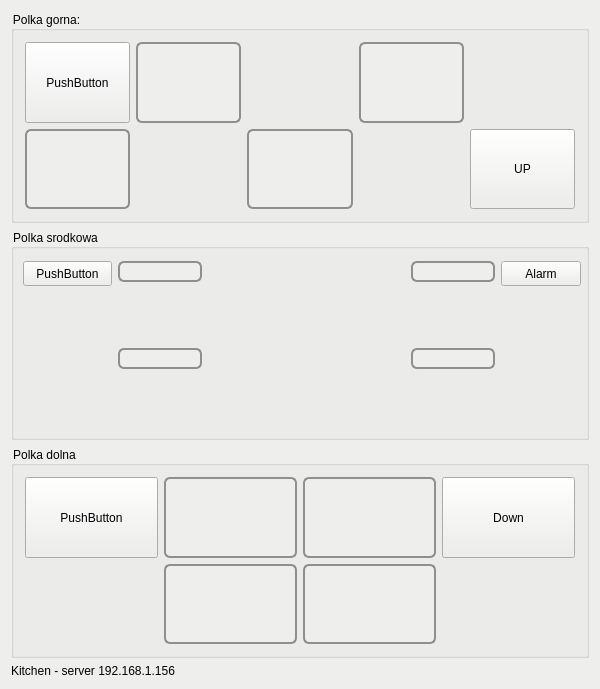
PaulWozny/AA1, file soft/kitchen/guiKitchen/mainwindow.ui: the form before one commit.
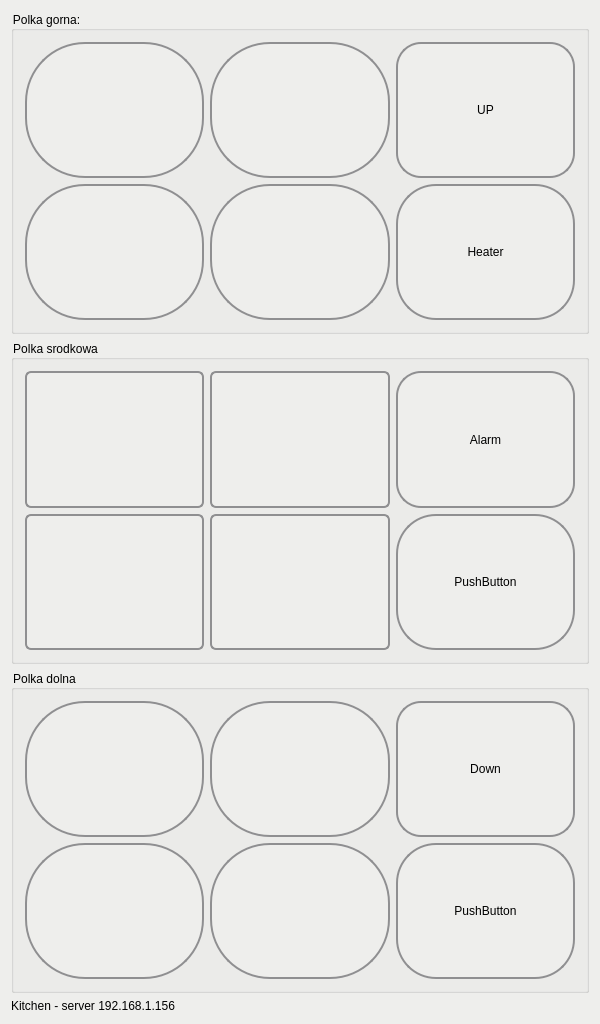
The form after the commit.

The edit to the form file:
```diff
--- a/soft/kitchen/guiKitchen/mainwindow.ui
+++ b/soft/kitchen/guiKitchen/mainwindow.ui
@@ -7,9 +7,15 @@
     <x>0</x>
     <y>0</y>
     <width>600</width>
-    <height>689</height>
+    <height>1024</height>
    </rect>
   </property>
+  <property name="minimumSize">
+   <size>
+    <width>600</width>
+    <height>1024</height>
+   </size>
+  </property>
   <property name="maximumSize">
    <size>
     <width>600</width>
@@ -21,39 +27,210 @@
   </property>
   <property name="styleSheet">
    <string notr="true">background-color: rgb(238, 238, 236);
-border-color: rgb(211, 215, 207);</string>
+</string>
   </property>
   <widget class="QWidget" name="centralWidget">
-   <layout class="QGridLayout" name="gridLayout">
-    <item row="4" column="0">
-     <widget class="QLabel" name="label">
+   <layout class="QGridLayout" name="gridLayout_2">
+    <item row="1" column="0">
+     <widget class="QGroupBox" name="groupBox_middle">
+      <property name="title">
+       <string>Polka srodkowa</string>
+      </property>
+      <layout class="QGridLayout" name="gridLayout_3">
+       <item row="1" column="1">
+        <widget class="QPushButton" name="pushButton_5">
       <property name="sizePolicy">
-       <sizepolicy hsizetype="Preferred" vsizetype="Fixed">
+          <sizepolicy hsizetype="Preferred" vsizetype="Preferred">
         <horstretch>0</horstretch>
         <verstretch>0</verstretch>
        </sizepolicy>
       </property>
+         <property name="styleSheet">
+          <string notr="true">QPushButton {
+    border: 2px solid #8f8f91;
+    border-radius: 6px;
+    background-color: qlineargradient(x1: 0, y1: 0, x2: 0, y2: 1,
+                                      stop: 0 #f6f7fa, stop: 1 #dadbde);
+    min-width: 80px;
+}
+
+QPushButton:pressed {
+    background-color: qlineargradient(x1: 0, y1: 0, x2: 0, y2: 1,
+                                      stop: 0 #dadbde, stop: 1 #f6f7fa);
+}</string>
+         </property>
       <property name="text">
-       <string>Kitchen - server 192.168.1.156</string>
+          <string/>
       </property>
      </widget>
     </item>
-    <item row="3" column="0">
+       <item row="0" column="1">
+        <widget class="QPushButton" name="pushButton_7">
+         <property name="sizePolicy">
+          <sizepolicy hsizetype="Preferred" vsizetype="Preferred">
+           <horstretch>0</horstretch>
+           <verstretch>0</verstretch>
+          </sizepolicy>
+         </property>
+         <property name="styleSheet">
+          <string notr="true">QPushButton {
+    border: 2px solid #8f8f91;
+    border-radius: 6px;
+    background-color: qlineargradient(x1: 0, y1: 0, x2: 0, y2: 1,
+                                      stop: 0 #f6f7fa, stop: 1 #dadbde);
+    min-width: 80px;
+}
+
+QPushButton:pressed {
+    background-color: qlineargradient(x1: 0, y1: 0, x2: 0, y2: 1,
+                                      stop: 0 #dadbde, stop: 1 #f6f7fa);
+}</string>
+         </property>
+         <property name="text">
+          <string/>
+         </property>
+        </widget>
+       </item>
+       <item row="1" column="2">
+        <widget class="QPushButton" name="pushButton_6">
+         <property name="sizePolicy">
+          <sizepolicy hsizetype="Preferred" vsizetype="Preferred">
+           <horstretch>0</horstretch>
+           <verstretch>0</verstretch>
+          </sizepolicy>
+         </property>
+         <property name="styleSheet">
+          <string notr="true">QPushButton {
+    border: 2px solid #8f8f91;
+    border-radius: 6px;
+    background-color: qlineargradient(x1: 0, y1: 0, x2: 0, y2: 1,
+                                      stop: 0 #f6f7fa, stop: 1 #dadbde);
+    min-width: 80px;
+}
+
+QPushButton:pressed {
+    background-color: qlineargradient(x1: 0, y1: 0, x2: 0, y2: 1,
+                                      stop: 0 #dadbde, stop: 1 #f6f7fa);
+}</string>
+         </property>
+         <property name="text">
+          <string/>
+         </property>
+        </widget>
+       </item>
+       <item row="0" column="2">
+        <widget class="QPushButton" name="pushButton_8">
+         <property name="sizePolicy">
+          <sizepolicy hsizetype="Preferred" vsizetype="Preferred">
+           <horstretch>0</horstretch>
+           <verstretch>0</verstretch>
+          </sizepolicy>
+         </property>
+         <property name="styleSheet">
+          <string notr="true">QPushButton {
+    border: 2px solid #8f8f91;
+    border-radius: 6px;
+    background-color: qlineargradient(x1: 0, y1: 0, x2: 0, y2: 1,
+                                      stop: 0 #f6f7fa, stop: 1 #dadbde);
+    min-width: 80px;
+}
+
+QPushButton:pressed {
+    background-color: qlineargradient(x1: 0, y1: 0, x2: 0, y2: 1,
+                                      stop: 0 #dadbde, stop: 1 #f6f7fa);
+}</string>
+         </property>
+         <property name="text">
+          <string/>
+         </property>
+        </widget>
+       </item>
+       <item row="0" column="4">
+        <widget class="QPushButton" name="pushButton_bell">
+         <property name="sizePolicy">
+          <sizepolicy hsizetype="Preferred" vsizetype="Preferred">
+           <horstretch>0</horstretch>
+           <verstretch>0</verstretch>
+          </sizepolicy>
+         </property>
+         <property name="styleSheet">
+          <string notr="true">QPushButton {
+    border: 2px solid #8f8f91;
+    border-radius: 25px;
+    background-color: qlineargradient(x1: 0, y1: 0, x2: 0, y2: 1,
+                                      stop: 0 #f6f7fa, stop: 1 #dadbde);
+}
+
+QPushButton:pressed {
+    background-color: qlineargradient(x1: 0, y1: 0, x2: 0, y2: 1,
+                                      stop: 0 #dadbde, stop: 1 #f6f7fa);
+}</string>
+         </property>
+         <property name="text">
+          <string>Alarm</string>
+         </property>
+        </widget>
+       </item>
+       <item row="1" column="4">
+        <widget class="QPushButton" name="pushButton_middleHeater">
+         <property name="sizePolicy">
+          <sizepolicy hsizetype="Preferred" vsizetype="Preferred">
+           <horstretch>0</horstretch>
+           <verstretch>0</verstretch>
+          </sizepolicy>
+         </property>
+         <property name="styleSheet">
+          <string notr="true">QPushButton {
+    border: 2px solid #8f8f91;
+    border-radius: 40px;
+    background-color: qlineargradient(x1: 0, y1: 0, x2: 0, y2: 1,
+                                      stop: 0 #f6f7fa, stop: 1 #dadbde);
+    min-width: 80px;
+}
+
+QPushButton:pressed {
+    background-color: qlineargradient(x1: 0, y1: 0, x2: 0, y2: 1,
+                                      stop: 0 #dadbde, stop: 1 #f6f7fa);
+}</string>
+         </property>
+         <property name="text">
+          <string>PushButton</string>
+         </property>
+        </widget>
+       </item>
+      </layout>
+     </widget>
+    </item>
+    <item row="2" column="0">
      <widget class="QGroupBox" name="groupBox_lower">
       <property name="title">
        <string>Polka dolna</string>
       </property>
-      <layout class="QGridLayout" name="gridLayout_3">
-       <item row="0" column="4">
-        <widget class="QPushButton" name="pushButton_down">
+      <layout class="QGridLayout" name="gridLayout_4">
+       <item row="1" column="2">
+        <widget class="QPushButton" name="pushButton_2">
          <property name="sizePolicy">
           <sizepolicy hsizetype="Preferred" vsizetype="Preferred">
            <horstretch>0</horstretch>
            <verstretch>0</verstretch>
           </sizepolicy>
          </property>
+         <property name="styleSheet">
+          <string notr="true">QPushButton {
+	font: 48pt &quot;Ubuntu&quot;;
+    border: 2px solid #8f8f91;
+    border-radius: 60px;
+    background-color: qlineargradient(x1: 0, y1: 0, x2: 0, y2: 1,
+                                      stop: 0 #f6f7fa, stop: 1 #dadbde);
+}
+
+QPushButton:pressed {
+    background-color: qlineargradient(x1: 0, y1: 0, x2: 0, y2: 1,
+                                      stop: 0 #dadbde, stop: 1 #f6f7fa);
+}</string>
+         </property>
          <property name="text">
-          <string>Down</string>
+          <string/>
          </property>
         </widget>
        </item>
@@ -67,38 +244,11 @@
          </property>
          <property name="styleSheet">
           <string notr="true">QPushButton {
+	font: 48pt &quot;Ubuntu&quot;;
     border: 2px solid #8f8f91;
-    border-radius: 6px;
+    border-radius: 60px;
     background-color: qlineargradient(x1: 0, y1: 0, x2: 0, y2: 1,
                                       stop: 0 #f6f7fa, stop: 1 #dadbde);
-    min-width: 80px;
-}
-
-QPushButton:pressed {
-    background-color: qlineargradient(x1: 0, y1: 0, x2: 0, y2: 1,
-                                      stop: 0 #dadbde, stop: 1 #f6f7fa);
-}</string>
-         </property>
-         <property name="text">
-          <string/>
-         </property>
-        </widget>
-       </item>
-       <item row="0" column="1">
-        <widget class="QPushButton" name="pushButton_3">
-         <property name="sizePolicy">
-          <sizepolicy hsizetype="Preferred" vsizetype="Preferred">
-           <horstretch>0</horstretch>
-           <verstretch>0</verstretch>
-          </sizepolicy>
-         </property>
-         <property name="styleSheet">
-          <string notr="true">QPushButton {
-    border: 2px solid #8f8f91;
-    border-radius: 6px;
-    background-color: qlineargradient(x1: 0, y1: 0, x2: 0, y2: 1,
-                                      stop: 0 #f6f7fa, stop: 1 #dadbde);
-    min-width: 80px;
 }
 
 QPushButton:pressed {
@@ -121,11 +271,11 @@
          </property>
          <property name="styleSheet">
           <string notr="true">QPushButton {
+	font: 48pt &quot;Ubuntu&quot;;
     border: 2px solid #8f8f91;
-    border-radius: 6px;
+    border-radius: 60px;
     background-color: qlineargradient(x1: 0, y1: 0, x2: 0, y2: 1,
                                       stop: 0 #f6f7fa, stop: 1 #dadbde);
-    min-width: 80px;
 }
 
 QPushButton:pressed {
@@ -138,8 +288,8 @@
          </property>
         </widget>
        </item>
-       <item row="1" column="2">
-        <widget class="QPushButton" name="pushButton_2">
+       <item row="0" column="1">
+        <widget class="QPushButton" name="pushButton_3">
          <property name="sizePolicy">
           <sizepolicy hsizetype="Preferred" vsizetype="Preferred">
            <horstretch>0</horstretch>
@@ -148,11 +298,11 @@
          </property>
          <property name="styleSheet">
           <string notr="true">QPushButton {
+	font: 48pt &quot;Ubuntu&quot;;
     border: 2px solid #8f8f91;
-    border-radius: 6px;
+    border-radius: 60px;
     background-color: qlineargradient(x1: 0, y1: 0, x2: 0, y2: 1,
                                       stop: 0 #f6f7fa, stop: 1 #dadbde);
-    min-width: 80px;
 }
 
 QPushButton:pressed {
@@ -165,7 +315,33 @@
          </property>
         </widget>
        </item>
-       <item row="0" column="0">
+       <item row="0" column="3">
+        <widget class="QPushButton" name="pushButton_down">
+         <property name="sizePolicy">
+          <sizepolicy hsizetype="Preferred" vsizetype="Preferred">
+           <horstretch>0</horstretch>
+           <verstretch>0</verstretch>
+          </sizepolicy>
+         </property>
+         <property name="styleSheet">
+          <string notr="true">QPushButton {
+    border: 2px solid #8f8f91;
+    border-radius: 25px;
+    background-color: qlineargradient(x1: 0, y1: 0, x2: 0, y2: 1,
+                                      stop: 0 #f6f7fa, stop: 1 #dadbde);
+}
+
+QPushButton:pressed {
+    background-color: qlineargradient(x1: 0, y1: 0, x2: 0, y2: 1,
+                                      stop: 0 #dadbde, stop: 1 #f6f7fa);
+}</string>
+         </property>
+         <property name="text">
+          <string>Down</string>
+         </property>
+        </widget>
+       </item>
+       <item row="1" column="3">
         <widget class="QPushButton" name="pushButton_lowerHeater">
          <property name="sizePolicy">
           <sizepolicy hsizetype="Preferred" vsizetype="Preferred">
@@ -173,6 +349,20 @@
            <verstretch>0</verstretch>
           </sizepolicy>
          </property>
+         <property name="styleSheet">
+          <string notr="true">QPushButton {
+    border: 2px solid #8f8f91;
+    border-radius: 40px;
+    background-color: qlineargradient(x1: 0, y1: 0, x2: 0, y2: 1,
+                                      stop: 0 #f6f7fa, stop: 1 #dadbde);
+    min-width: 80px;
+}
+
+QPushButton:pressed {
+    background-color: qlineargradient(x1: 0, y1: 0, x2: 0, y2: 1,
+                                      stop: 0 #dadbde, stop: 1 #f6f7fa);
+}</string>
+         </property>
          <property name="text">
           <string>PushButton</string>
          </property>
@@ -181,13 +371,107 @@
       </layout>
      </widget>
     </item>
+    <item row="3" column="0">
+     <widget class="QLabel" name="label">
+      <property name="sizePolicy">
+       <sizepolicy hsizetype="Preferred" vsizetype="Fixed">
+        <horstretch>0</horstretch>
+        <verstretch>0</verstretch>
+       </sizepolicy>
+      </property>
+      <property name="text">
+       <string>Kitchen - server 192.168.1.156</string>
+      </property>
+     </widget>
+    </item>
     <item row="0" column="0">
      <widget class="QGroupBox" name="groupBox_upper">
       <property name="title">
        <string>Polka gorna:</string>
       </property>
-      <layout class="QGridLayout" name="gridLayout_4">
-       <item row="0" column="1">
+      <layout class="QGridLayout" name="gridLayout">
+       <item row="2" column="0">
+        <widget class="QPushButton" name="pushButton_9">
+         <property name="sizePolicy">
+          <sizepolicy hsizetype="Preferred" vsizetype="Preferred">
+           <horstretch>0</horstretch>
+           <verstretch>0</verstretch>
+          </sizepolicy>
+         </property>
+         <property name="styleSheet">
+          <string notr="true">QPushButton {
+	font: 48pt &quot;Ubuntu&quot;;
+    border: 2px solid #8f8f91;
+    border-radius: 60px;
+    background-color: qlineargradient(x1: 0, y1: 0, x2: 0, y2: 1,
+                                      stop: 0 #f6f7fa, stop: 1 #dadbde);
+}
+
+QPushButton:pressed {
+    background-color: qlineargradient(x1: 0, y1: 0, x2: 0, y2: 1,
+                                      stop: 0 #dadbde, stop: 1 #f6f7fa);
+}</string>
+         </property>
+         <property name="text">
+          <string/>
+         </property>
+        </widget>
+       </item>
+       <item row="2" column="2">
+        <widget class="QPushButton" name="pushButton_10">
+         <property name="sizePolicy">
+          <sizepolicy hsizetype="Preferred" vsizetype="Preferred">
+           <horstretch>0</horstretch>
+           <verstretch>0</verstretch>
+          </sizepolicy>
+         </property>
+         <property name="styleSheet">
+          <string notr="true">QPushButton {
+	font: 48pt &quot;Ubuntu&quot;;
+    border: 2px solid #8f8f91;
+    border-radius: 60px;
+    background-color: qlineargradient(x1: 0, y1: 0, x2: 0, y2: 1,
+                                      stop: 0 #f6f7fa, stop: 1 #dadbde);
+}
+
+QPushButton:pressed {
+    background-color: qlineargradient(x1: 0, y1: 0, x2: 0, y2: 1,
+                                      stop: 0 #dadbde, stop: 1 #f6f7fa);
+}</string>
+         </property>
+         <property name="text">
+          <string/>
+         </property>
+        </widget>
+       </item>
+       <item row="2" column="4">
+        <widget class="QPushButton" name="pushButton_upperHeater">
+         <property name="sizePolicy">
+          <sizepolicy hsizetype="Preferred" vsizetype="Preferred">
+           <horstretch>0</horstretch>
+           <verstretch>0</verstretch>
+          </sizepolicy>
+         </property>
+         <property name="styleSheet">
+          <string notr="true">QPushButton {
+    border: 2px solid #8f8f91;
+    border-radius: 40px;
+    background-color: qlineargradient(x1: 0, y1: 0, x2: 0, y2: 1,
+                                      stop: 0 #f6f7fa, stop: 1 #dadbde);
+    min-width: 80px;
+}
+
+QPushButton:pressed {
+    background-color: qlineargradient(x1: 0, y1: 0, x2: 0, y2: 1,
+                                      stop: 0 #dadbde, stop: 1 #f6f7fa);
+}</string>
+         </property>
+         <property name="text">
+          <string>Heater</string>
+         </property>
+        </widget>
+       </item>
+       <item row="0" column="0">
         <widget class="QPushButton" name="pushButton_11">
          <property name="sizePolicy">
           <sizepolicy hsizetype="Preferred" vsizetype="Preferred">
@@ -203,11 +487,11 @@
          </property>
          <property name="styleSheet">
           <string notr="true">QPushButton {
+	font: 48pt &quot;Ubuntu&quot;;
     border: 2px solid #8f8f91;
-    border-radius: 6px;
+    border-radius: 60px;
     background-color: qlineargradient(x1: 0, y1: 0, x2: 0, y2: 1,
                                       stop: 0 #f6f7fa, stop: 1 #dadbde);
-    min-width: 80px;
 }
 
 QPushButton:pressed {
@@ -220,7 +504,7 @@
          </property>
         </widget>
        </item>
-       <item row="0" column="3">
+       <item row="0" column="2">
         <widget class="QPushButton" name="pushButton_12">
          <property name="sizePolicy">
           <sizepolicy hsizetype="Preferred" vsizetype="Preferred">
@@ -230,11 +514,11 @@
          </property>
          <property name="styleSheet">
           <string notr="true">QPushButton {
+	font: 48pt &quot;Ubuntu&quot;;
     border: 2px solid #8f8f91;
-    border-radius: 6px;
+    border-radius: 60px;
     background-color: qlineargradient(x1: 0, y1: 0, x2: 0, y2: 1,
                                       stop: 0 #f6f7fa, stop: 1 #dadbde);
-    min-width: 80px;
 }
 
 QPushButton:pressed {
@@ -247,7 +531,7 @@
          </property>
         </widget>
        </item>
-       <item row="1" column="4">
+       <item row="0" column="4">
         <widget class="QPushButton" name="pushButton_up">
          <property name="sizePolicy">
           <sizepolicy hsizetype="Preferred" vsizetype="Preferred">
@@ -255,258 +539,27 @@
            <verstretch>0</verstretch>
           </sizepolicy>
          </property>
+         <property name="styleSheet">
+          <string notr="true">QPushButton {
+    border: 2px solid #8f8f91;
+    border-radius: 25px;
+    background-color: qlineargradient(x1: 0, y1: 0, x2: 0, y2: 1,
+                                      stop: 0 #f6f7fa, stop: 1 #dadbde);
+}
+
+QPushButton:pressed {
+    background-color: qlineargradient(x1: 0, y1: 0, x2: 0, y2: 1,
+                                      stop: 0 #dadbde, stop: 1 #f6f7fa);
+}</string>
+         </property>
          <property name="text">
           <string>UP</string>
          </property>
         </widget>
        </item>
-       <item row="0" column="0">
-        <widget class="QPushButton" name="pushButton_upperHeater">
-         <property name="sizePolicy">
-          <sizepolicy hsizetype="Preferred" vsizetype="Preferred">
-           <horstretch>0</horstretch>
-           <verstretch>0</verstretch>
-          </sizepolicy>
-         </property>
-         <property name="text">
-          <string>PushButton</string>
-         </property>
-        </widget>
-       </item>
-       <item row="1" column="0">
-        <widget class="QPushButton" name="pushButton_9">
-         <property name="sizePolicy">
-          <sizepolicy hsizetype="Preferred" vsizetype="Preferred">
-           <horstretch>0</horstretch>
-           <verstretch>0</verstretch>
-          </sizepolicy>
-         </property>
-         <property name="styleSheet">
-          <string notr="true">QPushButton {
-    border: 2px solid #8f8f91;
-    border-radius: 6px;
-    background-color: qlineargradient(x1: 0, y1: 0, x2: 0, y2: 1,
-                                      stop: 0 #f6f7fa, stop: 1 #dadbde);
-    min-width: 80px;
-}
-
-QPushButton:pressed {
-    background-color: qlineargradient(x1: 0, y1: 0, x2: 0, y2: 1,
-                                      stop: 0 #dadbde, stop: 1 #f6f7fa);
-}</string>
-         </property>
-         <property name="text">
-          <string/>
-         </property>
-        </widget>
-       </item>
-       <item row="1" column="2">
-        <widget class="QPushButton" name="pushButton_10">
-         <property name="sizePolicy">
-          <sizepolicy hsizetype="Preferred" vsizetype="Preferred">
-           <horstretch>0</horstretch>
-           <verstretch>0</verstretch>
-          </sizepolicy>
-         </property>
-         <property name="styleSheet">
-          <string notr="true">QPushButton {
-    border: 2px solid #8f8f91;
-    border-radius: 6px;
-    background-color: qlineargradient(x1: 0, y1: 0, x2: 0, y2: 1,
-                                      stop: 0 #f6f7fa, stop: 1 #dadbde);
-    min-width: 80px;
-}
-
-QPushButton:pressed {
-    background-color: qlineargradient(x1: 0, y1: 0, x2: 0, y2: 1,
-                                      stop: 0 #dadbde, stop: 1 #f6f7fa);
-}</string>
-         </property>
-         <property name="text">
-          <string/>
-         </property>
-        </widget>
-       </item>
       </layout>
      </widget>
     </item>
-    <item row="2" column="0">
-     <widget class="QGroupBox" name="groupBox_middle">
-      <property name="title">
-       <string>Polka srodkowa</string>
-      </property>
-      <widget class="QPushButton" name="pushButton_7">
-       <property name="geometry">
-        <rect>
-         <x>107</x>
-         <y>32</y>
-         <width>84</width>
-         <height>21</height>
-        </rect>
-       </property>
-       <property name="sizePolicy">
-        <sizepolicy hsizetype="Preferred" vsizetype="Preferred">
-         <horstretch>0</horstretch>
-         <verstretch>0</verstretch>
-        </sizepolicy>
-       </property>
-       <property name="styleSheet">
-        <string notr="true">QPushButton {
-    border: 2px solid #8f8f91;
-    border-radius: 6px;
-    background-color: qlineargradient(x1: 0, y1: 0, x2: 0, y2: 1,
-                                      stop: 0 #f6f7fa, stop: 1 #dadbde);
-    min-width: 80px;
-}
-
-QPushButton:pressed {
-    background-color: qlineargradient(x1: 0, y1: 0, x2: 0, y2: 1,
-                                      stop: 0 #dadbde, stop: 1 #f6f7fa);
-}</string>
-       </property>
-       <property name="text">
-        <string/>
-       </property>
-      </widget>
-      <widget class="QPushButton" name="pushButton_8">
-       <property name="geometry">
-        <rect>
-         <x>400</x>
-         <y>32</y>
-         <width>84</width>
-         <height>21</height>
-        </rect>
-       </property>
-       <property name="sizePolicy">
-        <sizepolicy hsizetype="Preferred" vsizetype="Preferred">
-         <horstretch>0</horstretch>
-         <verstretch>0</verstretch>
-        </sizepolicy>
-       </property>
-       <property name="styleSheet">
-        <string notr="true">QPushButton {
-    border: 2px solid #8f8f91;
-    border-radius: 6px;
-    background-color: qlineargradient(x1: 0, y1: 0, x2: 0, y2: 1,
-                                      stop: 0 #f6f7fa, stop: 1 #dadbde);
-    min-width: 80px;
-}
-
-QPushButton:pressed {
-    background-color: qlineargradient(x1: 0, y1: 0, x2: 0, y2: 1,
-                                      stop: 0 #dadbde, stop: 1 #f6f7fa);
-}</string>
-       </property>
-       <property name="text">
-        <string/>
-       </property>
-      </widget>
-      <widget class="QPushButton" name="pushButton_5">
-       <property name="geometry">
-        <rect>
-         <x>107</x>
-         <y>119</y>
-         <width>84</width>
-         <height>21</height>
-        </rect>
-       </property>
-       <property name="sizePolicy">
-        <sizepolicy hsizetype="Preferred" vsizetype="Preferred">
-         <horstretch>0</horstretch>
-         <verstretch>0</verstretch>
-        </sizepolicy>
-       </property>
-       <property name="styleSheet">
-        <string notr="true">QPushButton {
-    border: 2px solid #8f8f91;
-    border-radius: 6px;
-    background-color: qlineargradient(x1: 0, y1: 0, x2: 0, y2: 1,
-                                      stop: 0 #f6f7fa, stop: 1 #dadbde);
-    min-width: 80px;
-}
-
-QPushButton:pressed {
-    background-color: qlineargradient(x1: 0, y1: 0, x2: 0, y2: 1,
-                                      stop: 0 #dadbde, stop: 1 #f6f7fa);
-}</string>
-       </property>
-       <property name="text">
-        <string/>
-       </property>
-      </widget>
-      <widget class="QPushButton" name="pushButton_6">
-       <property name="geometry">
-        <rect>
-         <x>400</x>
-         <y>119</y>
-         <width>84</width>
-         <height>21</height>
-        </rect>
-       </property>
-       <property name="sizePolicy">
-        <sizepolicy hsizetype="Preferred" vsizetype="Preferred">
-         <horstretch>0</horstretch>
-         <verstretch>0</verstretch>
-        </sizepolicy>
-       </property>
-       <property name="styleSheet">
-        <string notr="true">QPushButton {
-    border: 2px solid #8f8f91;
-    border-radius: 6px;
-    background-color: qlineargradient(x1: 0, y1: 0, x2: 0, y2: 1,
-                                      stop: 0 #f6f7fa, stop: 1 #dadbde);
-    min-width: 80px;
-}
-
-QPushButton:pressed {
-    background-color: qlineargradient(x1: 0, y1: 0, x2: 0, y2: 1,
-                                      stop: 0 #dadbde, stop: 1 #f6f7fa);
-}</string>
-       </property>
-       <property name="text">
-        <string/>
-       </property>
-      </widget>
-      <widget class="QPushButton" name="pushButton_bell">
-       <property name="geometry">
-        <rect>
-         <x>490</x>
-         <y>32</y>
-         <width>80</width>
-         <height>25</height>
-        </rect>
-       </property>
-       <property name="sizePolicy">
-        <sizepolicy hsizetype="Preferred" vsizetype="Preferred">
-         <horstretch>0</horstretch>
-         <verstretch>0</verstretch>
-        </sizepolicy>
-       </property>
-       <property name="text">
-        <string>Alarm</string>
-       </property>
-      </widget>
-      <widget class="QPushButton" name="pushButton_middleHeater">
-       <property name="geometry">
-        <rect>
-         <x>12</x>
-         <y>32</y>
-         <width>89</width>
-         <height>25</height>
-        </rect>
-       </property>
-       <property name="sizePolicy">
-        <sizepolicy hsizetype="Preferred" vsizetype="Preferred">
-         <horstretch>0</horstretch>
-         <verstretch>0</verstretch>
-        </sizepolicy>
-       </property>
-       <property name="text">
-        <string>PushButton</string>
-       </property>
-      </widget>
-     </widget>
-    </item>
    </layout>
   </widget>
  </widget>
```
Lines whose indentation alone changed are shown as unchanged.
